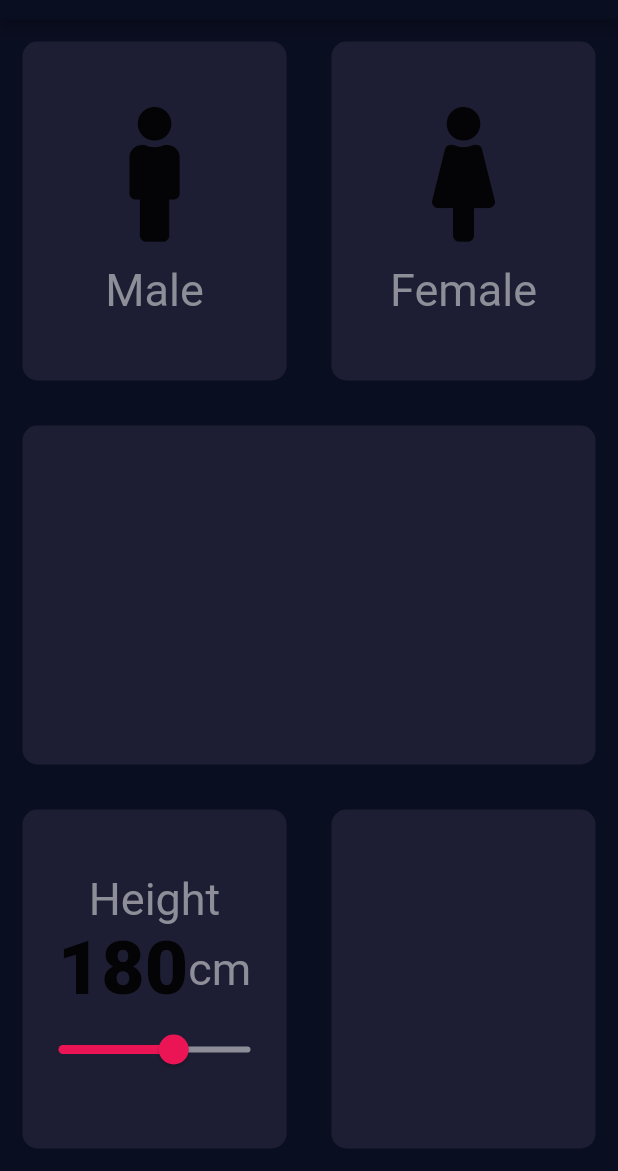
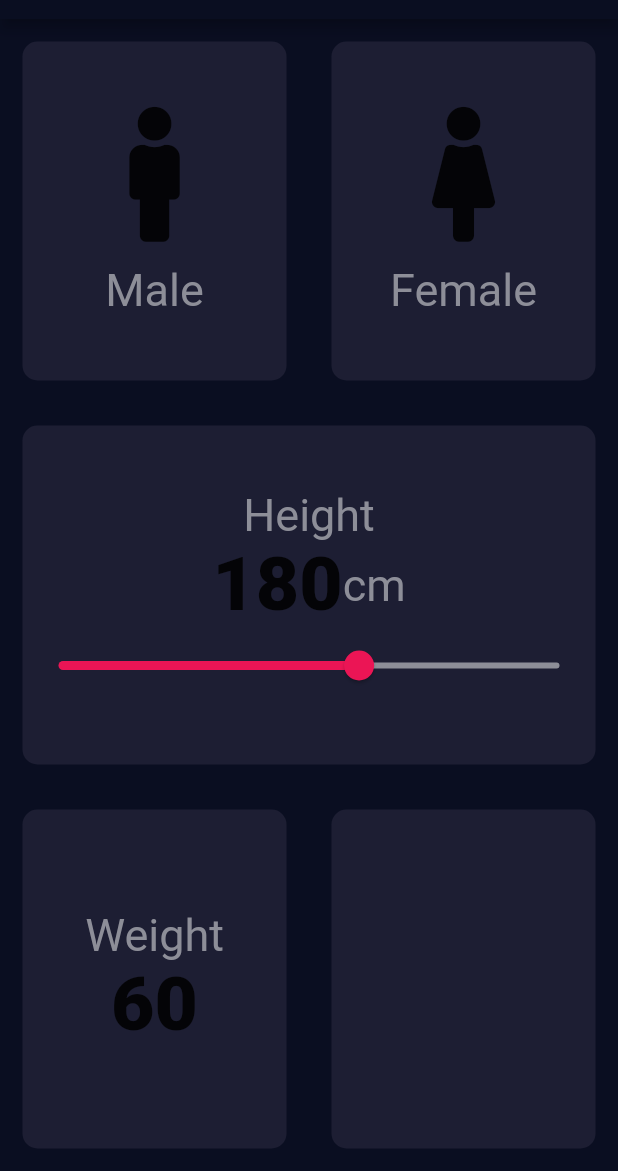
Before and after one commit to Faisalvlog/new_bmi_calculator, a Flutter app: the screen it shows after launch, on a phone screen of 412 x 824 dp, the part 65-1236 px from its top. Run offline on Flutter 3.47's test engine with Material 2 defaults, Android fonts, the phone set to English and light mode, and no system bars; our stand-ins replace font_awesome_flutter.

Commit message:
Weight Field is done

```diff
--- a/lib/MyHomePage.dart
+++ b/lib/MyHomePage.dart
@@ -26,6 +26,7 @@ class _MyHomePageState extends State<MyHomePage> {
 
  Gender selectGender;
  int sliderHeight=180;
+ int sliderweight=60;
 
   Widget build(BuildContext context){
     return Scaffold(
@@ -76,10 +77,7 @@ class _MyHomePageState extends State<MyHomePage> {
               ),
             ],
           ),),
-          Expanded(child: RepeatContainerCode(colors: Color(0xFF1D1E33),),
-          ),
-          Expanded(child: Row(
-            children: <Widget>[
+
               Expanded(child:  RepeatContainerCode(
                 colors: Color(0xFF1D1E33),
                 cardwidget: Column(
@@ -109,7 +107,7 @@ class _MyHomePageState extends State<MyHomePage> {
                         inactiveColor: Color(0xFF8D8E98),
                         onChanged: (double newValue){
                           setState(() {
-                          sliderHeight= newValue.round();
+                            sliderHeight= newValue.round();
                           });
                         }
 
@@ -118,10 +116,34 @@ class _MyHomePageState extends State<MyHomePage> {
                 ),
               ),
               ),
-              Expanded(child:  RepeatContainerCode(colors: Color(0xFF1D1E33),),
+    Expanded(child: Row(
+    children: <Widget>[
+          Expanded(child: RepeatContainerCode(
+            colors: Color(0xFF1D1E33),
+            cardwidget: Column(
+              mainAxisAlignment: MainAxisAlignment.center,
+              children: <Widget>[
+                Text(
+                    'Weight',
+                  style: kLabelStyle,
+                ),
+                Text(
+                  sliderweight.toString(),
+                  style: jLabelStyle,
+                ),
+
+              ],
+            ),
+          ),
+          ),
+
+              Expanded(child:  RepeatContainerCode(
+                colors: Color(0xFF1D1E33),
+              ),
               ),
             ],
-          ),),
+          ),
+          ),
         ],
       ),
     );
```
